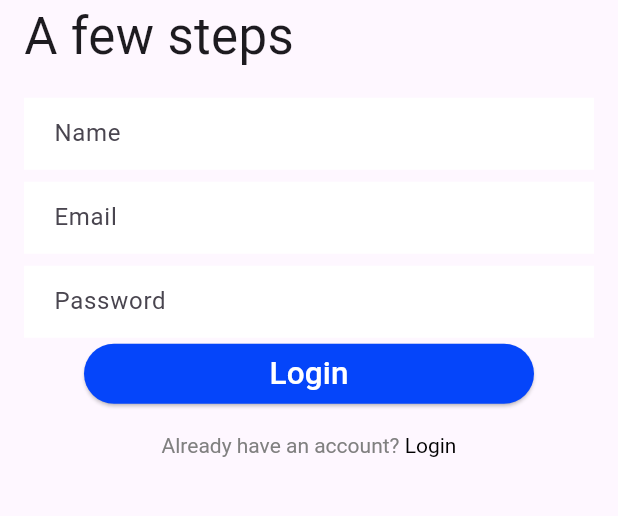
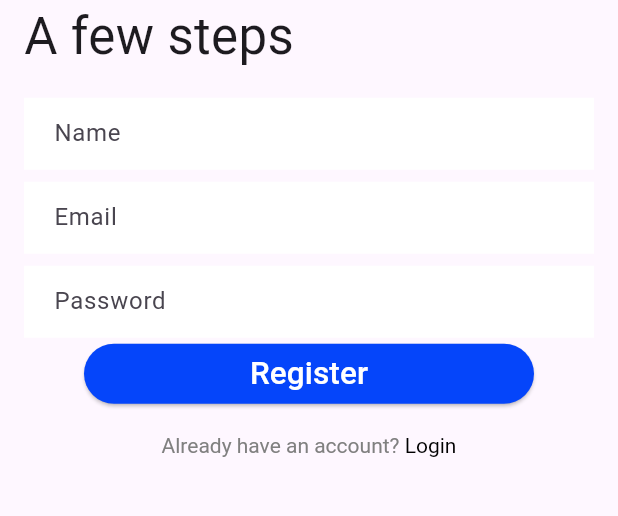
Before and after one commit to progressiveOverload/ai_appjam, a Flutter app: the RegisterPage screen opened directly, on a phone screen of 412 x 824 dp, the part 527-1043 px from its top. Run offline on Flutter 3.47's test engine with Material 3 defaults, Android fonts, the phone set to English and light mode, and no system bars; our stand-ins replace firebase_core, get; accounts and stored records are empty.

Commit message:
small typo

```diff
--- a/lib/screens/discover.dart
+++ b/lib/screens/discover.dart
@@ -6,6 +6,7 @@ class DiscoverPage extends StatelessWidget {
   @override
   Widget build(BuildContext context) {
     return Scaffold(
+      appBar: AppBar(),
       body: Stack(
         children: [
           Image.asset(
--- a/lib/screens/register.dart
+++ b/lib/screens/register.dart
@@ -103,7 +103,7 @@ class RegisterPage extends StatelessWidget {
                             MaterialStateProperty.all(const Color(0xFF0545FA)),
                       ),
                       child: const Text(
-                        'Login',
+                        'Register',
                         style: TextStyle(color: Colors.white, fontSize: 21.0),
                       ),
                     ),
```
